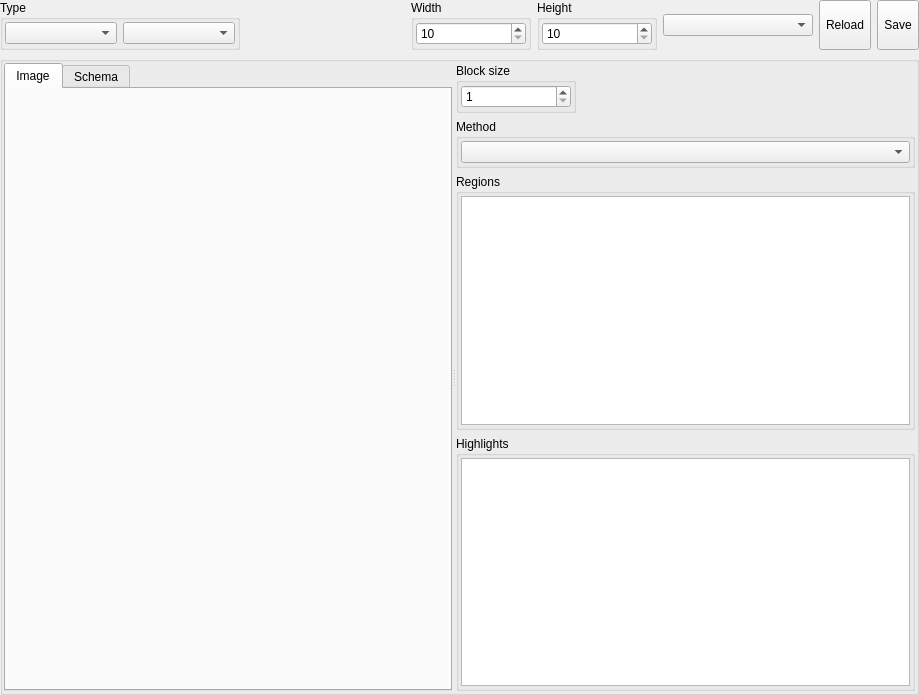
This is xvisualizationwidget.ui in horsicq/XVisualizationWidget as Qt 5 draws it before an edit. The edited form follows.
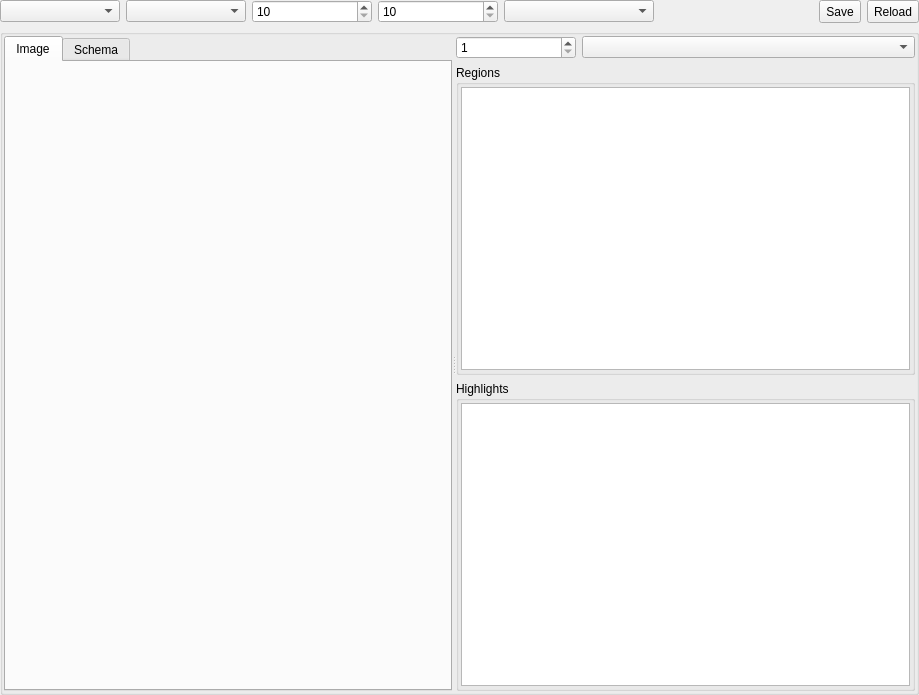
This is the edited form. Custom widgets are drawn as their Qt base class.

What changed in the file:
```diff
--- a/xvisualizationwidget.ui
+++ b/xvisualizationwidget.ui
@@ -10,6 +10,12 @@
     <height>695</height>
    </rect>
   </property>
+  <property name="minimumSize">
+   <size>
+    <width>120</width>
+    <height>0</height>
+   </size>
+  </property>
   <property name="windowTitle">
    <string>Form</string>
   </property>
@@ -29,36 +35,65 @@
    <item>
     <layout class="QHBoxLayout" name="horizontalLayout">
      <item>
-      <widget class="QGroupBox" name="groupBoxType">
+      <widget class="QComboBox" name="comboBoxType">
        <property name="minimumSize">
         <size>
-         <width>240</width>
+         <width>120</width>
          <height>0</height>
         </size>
        </property>
-       <property name="title">
-        <string>Type</string>
+      </widget>
+     </item>
+     <item>
+      <widget class="QComboBox" name="comboBoxMapMode">
+       <property name="minimumSize">
+        <size>
+         <width>120</width>
+         <height>0</height>
+        </size>
        </property>
-       <layout class="QHBoxLayout" name="horizontalLayout_3">
-        <property name="leftMargin">
-         <number>2</number>
-        </property>
-        <property name="topMargin">
-         <number>2</number>
-        </property>
-        <property name="rightMargin">
-         <number>2</number>
-        </property>
-        <property name="bottomMargin">
-         <number>2</number>
-        </property>
-        <item>
-         <widget class="QComboBox" name="comboBoxType"/>
-        </item>
-        <item>
-         <widget class="QComboBox" name="comboBoxMapMode"/>
-        </item>
-       </layout>
+      </widget>
+     </item>
+     <item>
+      <widget class="QSpinBox" name="spinBoxWidth">
+       <property name="minimumSize">
+        <size>
+         <width>120</width>
+         <height>0</height>
+        </size>
+       </property>
+       <property name="minimum">
+        <number>10</number>
+       </property>
+       <property name="maximum">
+        <number>1000</number>
+       </property>
+      </widget>
+     </item>
+     <item>
+      <widget class="QSpinBox" name="spinBoxHeight">
+       <property name="minimumSize">
+        <size>
+         <width>120</width>
+         <height>0</height>
+        </size>
+       </property>
+       <property name="minimum">
+        <number>10</number>
+       </property>
+       <property name="maximum">
+        <number>1000</number>
+       </property>
+      </widget>
+     </item>
+     <item>
+      <widget class="XComboBoxEx" name="comboBoxMethods">
+       <property name="minimumSize">
+        <size>
+         <width>150</width>
+         <height>0</height>
+        </size>
+       </property>
       </widget>
      </item>
      <item>
@@ -74,103 +109,6 @@
        </property>
       </spacer>
      </item>
-     <item>
-      <widget class="QGroupBox" name="groupBoxWidth">
-       <property name="minimumSize">
-        <size>
-         <width>120</width>
-         <height>0</height>
-        </size>
-       </property>
-       <property name="title">
-        <string>Width</string>
-       </property>
-       <layout class="QVBoxLayout" name="verticalLayout_9">
-        <property name="leftMargin">
-         <number>2</number>
-        </property>
-        <property name="topMargin">
-         <number>2</number>
-        </property>
-        <property name="rightMargin">
-         <number>2</number>
-        </property>
-        <property name="bottomMargin">
-         <number>2</number>
-        </property>
-        <item>
-         <widget class="QSpinBox" name="spinBoxWidth">
-          <property name="minimum">
-           <number>10</number>
-          </property>
-          <property name="maximum">
-           <number>1000</number>
-          </property>
-         </widget>
-        </item>
-       </layout>
-      </widget>
-     </item>
-     <item>
-      <widget class="QGroupBox" name="groupBoxHeight">
-       <property name="minimumSize">
-        <size>
-         <width>120</width>
-         <height>0</height>
-        </size>
-       </property>
-       <property name="title">
-        <string>Height</string>
-       </property>
-       <layout class="QVBoxLayout" name="verticalLayout_10">
-        <property name="leftMargin">
-         <number>2</number>
-        </property>
-        <property name="topMargin">
-         <number>2</number>
-        </property>
-        <property name="rightMargin">
-         <number>2</number>
-        </property>
-        <property name="bottomMargin">
-         <number>2</number>
-        </property>
-        <item>
-         <widget class="QSpinBox" name="spinBoxHeight">
-          <property name="minimum">
-           <number>10</number>
-          </property>
-          <property name="maximum">
-           <number>1000</number>
-          </property>
-         </widget>
-        </item>
-       </layout>
-      </widget>
-     </item>
-     <item>
-      <widget class="XComboBoxEx" name="comboBoxMethods">
-       <property name="minimumSize">
-        <size>
-         <width>150</width>
-         <height>0</height>
-        </size>
-       </property>
-      </widget>
-     </item>
-     <item>
-      <widget class="QToolButton" name="toolButtonVisualizationReload">
-       <property name="sizePolicy">
-        <sizepolicy hsizetype="Minimum" vsizetype="Minimum">
-         <horstretch>0</horstretch>
-         <verstretch>0</verstretch>
-        </sizepolicy>
-       </property>
-       <property name="text">
-        <string>Reload</string>
-       </property>
-      </widget>
-     </item>
      <item>
       <widget class="QToolButton" name="toolButtonVisualizationSave">
        <property name="sizePolicy">
@@ -182,6 +120,25 @@
        <property name="text">
         <string>Save</string>
        </property>
+       <property name="toolButtonStyle">
+        <enum>Qt::ToolButtonTextBesideIcon</enum>
+       </property>
+      </widget>
+     </item>
+     <item>
+      <widget class="QToolButton" name="toolButtonVisualizationReload">
+       <property name="sizePolicy">
+        <sizepolicy hsizetype="Minimum" vsizetype="Minimum">
+         <horstretch>0</horstretch>
+         <verstretch>0</verstretch>
+        </sizepolicy>
+       </property>
+       <property name="text">
+        <string>Reload</string>
+       </property>
+       <property name="toolButtonStyle">
+        <enum>Qt::ToolButtonTextBesideIcon</enum>
+       </property>
       </widget>
      </item>
     </layout>
@@ -292,87 +249,39 @@
           <item>
            <layout class="QHBoxLayout" name="horizontalLayout_2">
             <item>
-             <widget class="QGroupBox" name="groupBoxBlockSize">
+             <widget class="QSpinBox" name="spinBoxBlockSize">
+              <property name="sizePolicy">
+               <sizepolicy hsizetype="Preferred" vsizetype="Fixed">
+                <horstretch>0</horstretch>
+                <verstretch>0</verstretch>
+               </sizepolicy>
+              </property>
               <property name="minimumSize">
                <size>
                 <width>120</width>
                 <height>0</height>
                </size>
               </property>
-              <property name="title">
-               <string>Block size</string>
+              <property name="minimum">
+               <number>1</number>
               </property>
-              <layout class="QVBoxLayout" name="verticalLayout_11">
-               <property name="leftMargin">
-                <number>2</number>
-               </property>
-               <property name="topMargin">
-                <number>2</number>
-               </property>
-               <property name="rightMargin">
-                <number>2</number>
-               </property>
-               <property name="bottomMargin">
-                <number>2</number>
-               </property>
-               <item>
-                <widget class="QSpinBox" name="spinBoxBlockSize">
-                 <property name="minimum">
-                  <number>1</number>
-                 </property>
-                 <property name="maximum">
-                  <number>10</number>
-                 </property>
-                </widget>
-               </item>
-              </layout>
+              <property name="maximum">
+               <number>10</number>
+              </property>
              </widget>
             </item>
             <item>
-             <spacer name="horizontalSpacer_2">
-              <property name="orientation">
-               <enum>Qt::Horizontal</enum>
+             <widget class="QComboBox" name="comboBoxMethod">
+              <property name="sizePolicy">
+               <sizepolicy hsizetype="Expanding" vsizetype="Fixed">
+                <horstretch>0</horstretch>
+                <verstretch>0</verstretch>
+               </sizepolicy>
               </property>
-              <property name="sizeHint" stdset="0">
-               <size>
-                <width>40</width>
-                <height>20</height>
-               </size>
-              </property>
-             </spacer>
+             </widget>
             </item>
            </layout>
           </item>
-          <item>
-           <widget class="QGroupBox" name="groupBoxMethod">
-            <property name="minimumSize">
-             <size>
-              <width>120</width>
-              <height>0</height>
-             </size>
-            </property>
-            <property name="title">
-             <string>Method</string>
-            </property>
-            <layout class="QVBoxLayout" name="verticalLayout_7">
-             <property name="leftMargin">
-              <number>2</number>
-             </property>
-             <property name="topMargin">
-              <number>2</number>
-             </property>
-             <property name="rightMargin">
-              <number>2</number>
-             </property>
-             <property name="bottomMargin">
-              <number>2</number>
-             </property>
-             <item>
-              <widget class="QComboBox" name="comboBoxMethod"/>
-             </item>
-            </layout>
-           </widget>
-          </item>
           <item>
            <widget class="QGroupBox" name="groupBoxRegions">
             <property name="title">
@@ -431,17 +340,17 @@
   </layout>
  </widget>
  <customwidgets>
+  <customwidget>
+   <class>XComboBoxEx</class>
+   <extends>QComboBox</extends>
+   <header>xcomboboxex.h</header>
+  </customwidget>
   <customwidget>
    <class>XVisualizationImage</class>
    <extends>QWidget</extends>
    <header>xvisualizationimage.h</header>
    <container>1</container>
   </customwidget>
-  <customwidget>
-   <class>XComboBoxEx</class>
-   <extends>QComboBox</extends>
-   <header>xcomboboxex.h</header>
-  </customwidget>
  </customwidgets>
  <resources/>
  <connections/>
```
